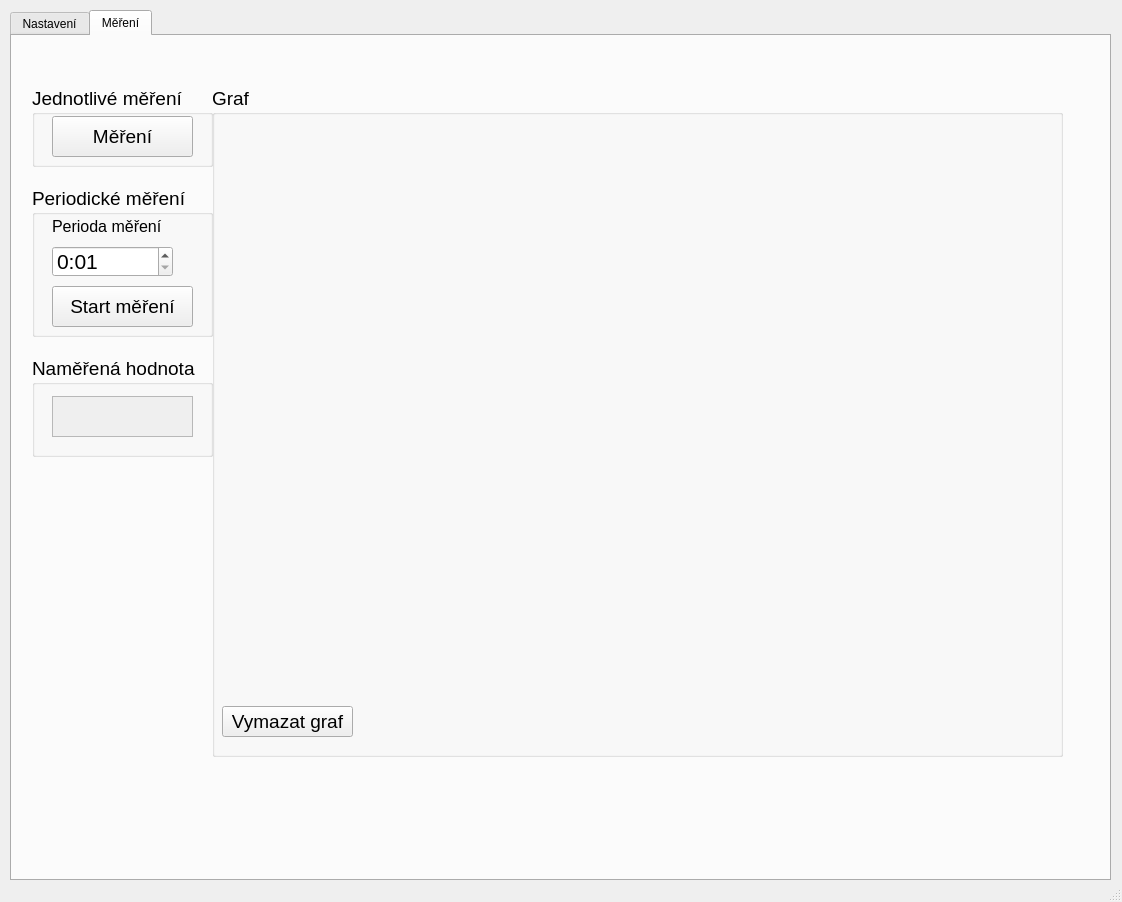
The window that vug_gui.ui (vrbaj/vug_aed) describes before a commit, drawn with Qt 5.
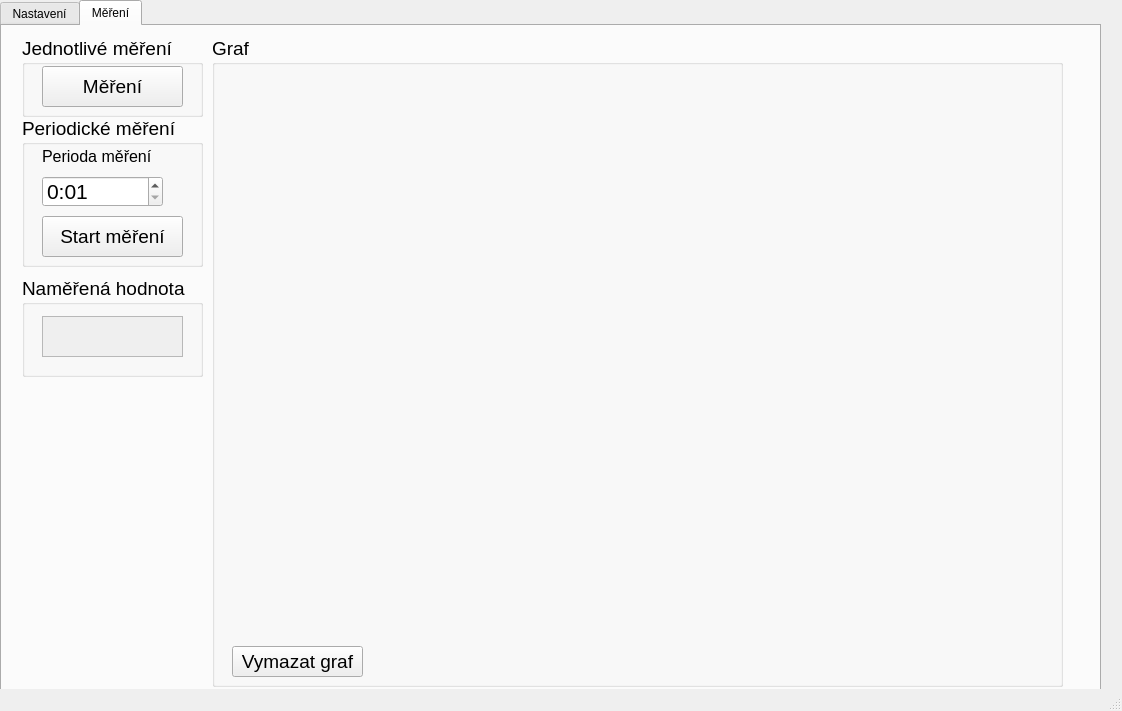
The same window after the commit. The open tabs and pages were chosen to show the change. Custom widgets are drawn as their Qt base class.

Diff of the .ui file:
```diff
--- a/vug_gui.ui
+++ b/vug_gui.ui
@@ -7,7 +7,7 @@
     <x>0</x>
     <y>0</y>
     <width>1122</width>
-    <height>902</height>
+    <height>711</height>
    </rect>
   </property>
   <property name="windowTitle">
@@ -17,10 +17,10 @@
    <widget class="QTabWidget" name="tabWidget">
     <property name="geometry">
      <rect>
-      <x>10</x>
-      <y>10</y>
+      <x>0</x>
+      <y>0</y>
       <width>1101</width>
-      <height>871</height>
+      <height>691</height>
      </rect>
     </property>
     <property name="currentIndex">
@@ -895,7 +895,7 @@
       <property name="geometry">
        <rect>
         <x>20</x>
-        <y>50</y>
+        <y>10</y>
         <width>181</width>
         <height>81</height>
        </rect>
@@ -931,7 +931,7 @@
       <property name="geometry">
        <rect>
         <x>20</x>
-        <y>150</y>
+        <y>90</y>
         <width>181</width>
         <height>151</height>
        </rect>
@@ -1009,10 +1009,10 @@
      <widget class="QGroupBox" name="group_graph">
       <property name="geometry">
        <rect>
-        <x>200</x>
-        <y>50</y>
+        <x>210</x>
+        <y>10</y>
         <width>851</width>
-        <height>671</height>
+        <height>651</height>
        </rect>
       </property>
       <property name="font">
@@ -1036,8 +1036,8 @@
       <widget class="QPushButton" name="push_button_clear_graph">
        <property name="geometry">
         <rect>
-         <x>10</x>
-         <y>620</y>
+         <x>20</x>
+         <y>610</y>
          <width>131</width>
          <height>31</height>
         </rect>
@@ -1056,7 +1056,7 @@
       <property name="geometry">
        <rect>
         <x>20</x>
-        <y>320</y>
+        <y>250</y>
         <width>181</width>
         <height>101</height>
        </rect>
```
Left out of the diff: 8 changed lines with no effect on the pictures.
